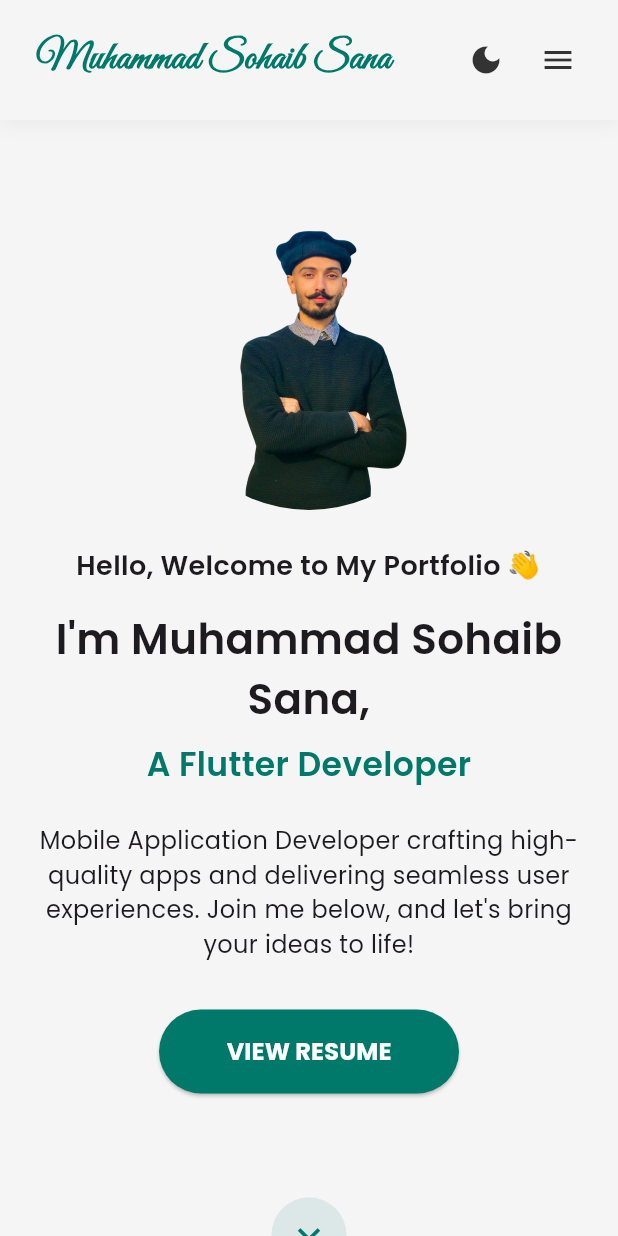
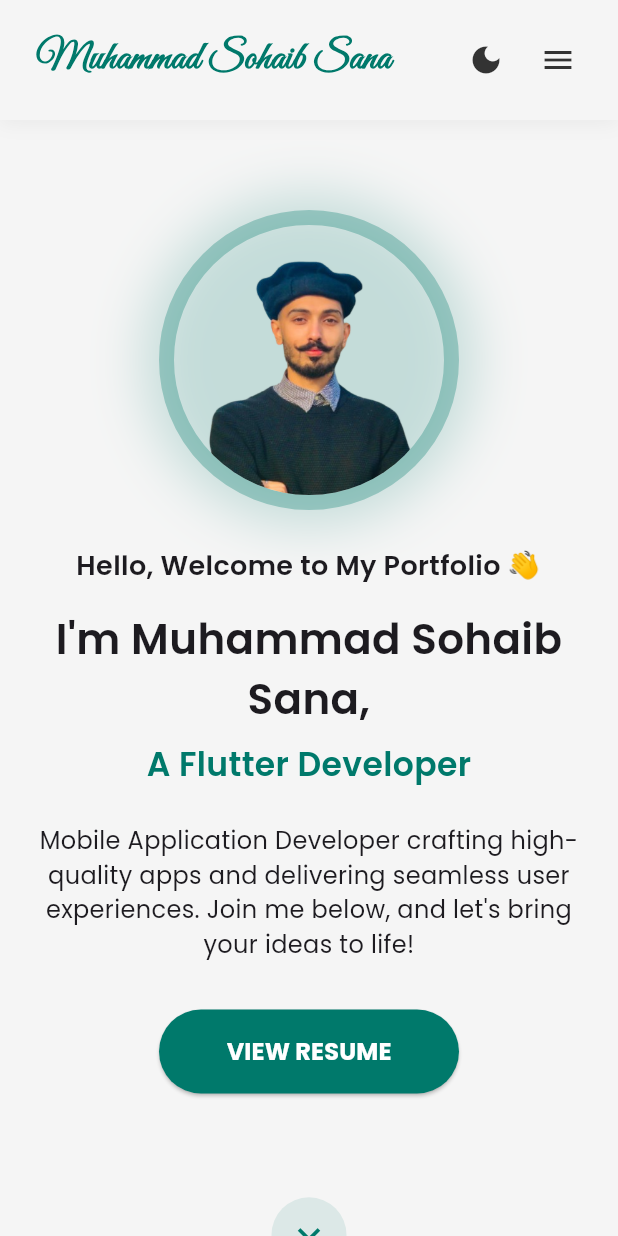
Before and after one commit to Sohaib-Sana/portfolio, a Flutter app: the screen it shows after launch, on a phone screen of 412 x 824 dp. Run offline on Flutter 3.47's test engine with Material 3 defaults, Android fonts, the phone set to English and light mode, and no system bars; drawn by our look-alikes of animated_text_kit; our stand-ins replace equatable, flutter_bloc, flutter_staggered_animations, font_awesome_flutter, google_fonts.

```diff
--- a/lib/core/assets_path.dart
+++ b/lib/core/assets_path.dart
@@ -1,7 +1,7 @@
 class AssetPaths {
   // Image paths
   static const String logoPath = 'assets/images/logo.png';
-  static const String profilePath = 'assets/images/profile.png';
+  static const String profilePath = 'assets/images/profile2.png';
   static const String robotPath = 'assets/images/robot.png';
 
   // Project images
--- a/lib/presentation/widgets/home/hero_section.dart
+++ b/lib/presentation/widgets/home/hero_section.dart
@@ -192,20 +192,20 @@ class _HeroSectionState extends State<HeroSection>
       child: Container(
         width: isMobile ? 200 : 350,
         height: isMobile ? 200 : 350,
-        // decoration: BoxDecoration(
-        //   shape: BoxShape.circle,
-        //   border: Border.all(
-        //     color: AppColors.primary.withOpacity(0.3),
-        //     width: 10,
-        //   ),
-        //   boxShadow: [
-        //     BoxShadow(
-        //       color: AppColors.primary.withOpacity(0.2),
-        //       blurRadius: 30,
-        //       spreadRadius: 10,
-        //     ),
-        //   ],
-        // ),
+        decoration: BoxDecoration(
+          shape: BoxShape.circle,
+          border: Border.all(
+            color: AppColors.primary.withOpacity(0.3),
+            width: 10,
+          ),
+          boxShadow: [
+            BoxShadow(
+              color: AppColors.primary.withOpacity(0.2),
+              blurRadius: 30,
+              spreadRadius: 10,
+            ),
+          ],
+        ),
         child: ClipOval(
           child: Image.asset(
             AssetPaths.profilePath,
```
Also changed, not shown: assets/images/profile2.png (added).
